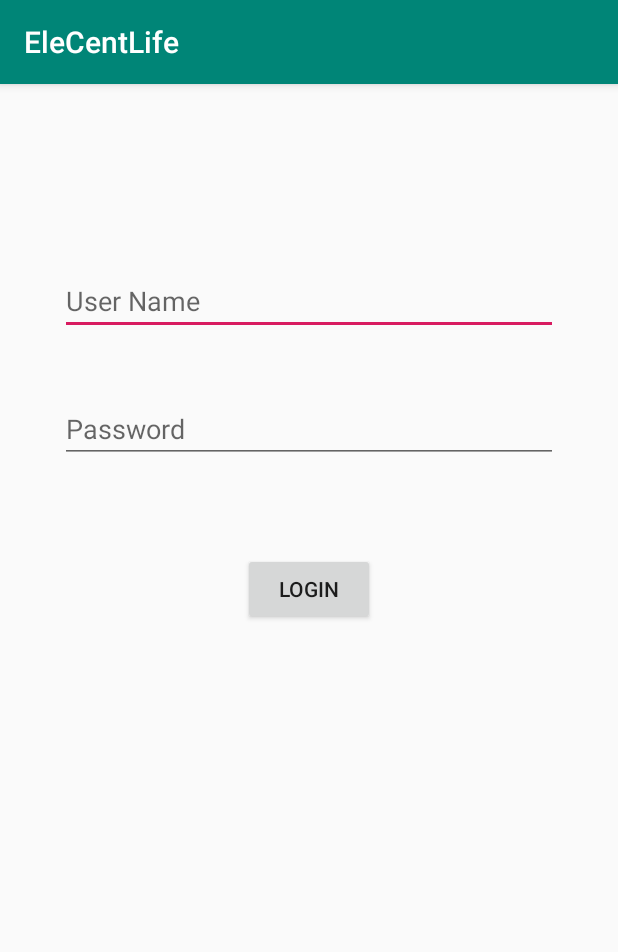
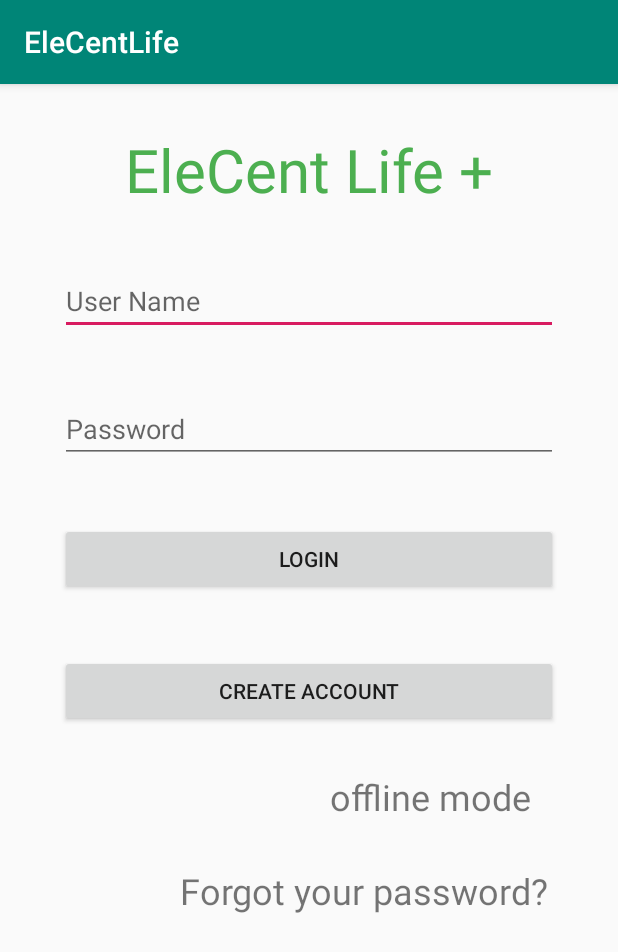
Before and after one commit to Quanglt12/EleCentLife-, an Android app: the screen it shows after launch (Login), on a phone screen of 412 x 824 dp. Shown: the top 952 px of the screen. Run offline under Robolectric (Android 15) with nearby library versions, the phone set to English and light mode, and no system bars.

Commit message:
New version with login function as main activity

```diff
--- a/app/src/main/java/com/example/elecentlife/FriendListAdapter.java
+++ b/app/src/main/java/com/example/elecentlife/FriendListAdapter.java
@@ -12,7 +12,7 @@ import java.util.List;
 public class FriendListAdapter extends BaseAdapter {
 
     private Context context;
-    private int Layout;
+    private int Layout; //layout save like an integer
     private List<friend> friendList;
 
     public FriendListAdapter(Context context, int layout, List<friend> friendList) {
--- a/app/src/main/java/com/example/elecentlife/Login.java
+++ b/app/src/main/java/com/example/elecentlife/Login.java
@@ -2,11 +2,13 @@ package com.example.elecentlife;
 
 import androidx.appcompat.app.AppCompatActivity;
 
+import android.app.Dialog;
 import android.content.Intent;
 import android.os.Bundle;
 import android.view.View;
 import android.widget.Button;
 import android.widget.EditText;
+import android.widget.TextView;
 import android.widget.Toast;
 
 public class Login extends AppCompatActivity {
@@ -14,15 +16,21 @@ public class Login extends AppCompatActivity {
     private EditText username;
     private EditText Password;
     private Button btnlogin;
+    private Button btncreate;
+    private TextView offline;
+    private String newname,newpass;
+
 
     @Override
     protected void onCreate(Bundle savedInstanceState) {
         super.onCreate(savedInstanceState);
         setContentView(R.layout.activity_login);
 
-        username = (EditText) findViewById(R.id.Useridtext);
-        Password = (EditText) findViewById(R.id.passwordtext);
-        btnlogin = (Button) findViewById(R.id.buttonlogin);
+        username    = (EditText)    findViewById(R.id.Useridtext);
+        Password    = (EditText)    findViewById(R.id.passwordtext);
+        btnlogin    = (Button)      findViewById(R.id.buttonlogin);
+        btncreate   = (Button)      findViewById(R.id.buttoncreateA);
+        offline     = (TextView)    findViewById(R.id.offline);
 
         btnlogin.setOnClickListener(new View.OnClickListener() {
             @Override
@@ -31,6 +39,53 @@ public class Login extends AppCompatActivity {
                 String pass= Password.getText()+"";
 
                 validate(name,pass);
+            }
+        });
+        //set Create account dialog
+        btncreate.setOnClickListener(new View.OnClickListener() {
+            @Override
+            public void onClick(View view) {
+                //create new dialog for craete button
+                final Dialog dialog = new Dialog(Login.this);
+                dialog.setTitle(" ");
+                dialog.setCancelable(false);
+                dialog.setContentView(R.layout.dialogact);
+                //declare for new user name id,pass user enter
+
+                final EditText edtname = (EditText) dialog.findViewById(R.id.edtNewAcount);
+                final EditText edtpass = (EditText) dialog.findViewById(R.id.edtNewPass);
+                Button cancel = (Button) dialog.findViewById(R.id.cancel);
+                Button create = (Button) dialog.findViewById(R.id.create);
+
+                create.setOnClickListener(new View.OnClickListener() {
+                    @Override
+                    public void onClick(View view) {
+                        newname = edtname.getText().toString().trim(); //trim mean get space
+                        newpass = edtpass.getText().toString().trim();
+
+                        dialog.cancel();
+                    }
+                });
+
+                cancel.setOnClickListener(new View.OnClickListener() {
+                    @Override
+                    public void onClick(View view) {
+                        dialog.cancel();
+                    }
+                });
+                dialog.show();
+            }
+        });
+
+
+
+
+        //set the offline mode go though without login
+        offline.setOnClickListener(new View.OnClickListener() {
+            @Override
+            public void onClick(View view) {
+                Intent intent = new Intent(Login.this, MainActivity.class);
+                startActivity(intent);
             }
         });
 
@@ -43,6 +98,11 @@ public class Login extends AppCompatActivity {
             Intent intent = new Intent(Login.this, MainActivity.class);
             startActivity(intent);
         }
+        else if((username.equals(newname)) && (userPassword.equals(newpass)))
+        {
+            Intent intent = new Intent(Login.this, MainActivity.class);
+            startActivity(intent);
+        }
         else
         {
             Toast toast = Toast.makeText(getApplicationContext(),"Incorrect Password or User name",Toast.LENGTH_SHORT);
--- a/app/src/main/res/layout/activity_login.xml
+++ b/app/src/main/res/layout/activity_login.xml
@@ -20,11 +20,14 @@
 
     <Button
         android:id="@+id/buttonlogin"
-        android:layout_width="wrap_content"
+        android:layout_width="103dp"
         android:layout_height="wrap_content"
         android:layout_below="@+id/passwordtext"
-        android:layout_centerHorizontal="true"
-        android:layout_marginTop="60dp"
+        android:layout_alignParentStart="true"
+        android:layout_alignParentEnd="true"
+        android:layout_marginStart="40dp"
+        android:layout_marginTop="40dp"
+        android:layout_marginEnd="40dp"
         android:text="Login" />
 
     <EditText
@@ -40,4 +43,57 @@
         android:ems="10"
         android:hint="Password"
         android:inputType="textPassword" />
+
+    <Button
+        android:id="@+id/buttoncreateA"
+        android:layout_width="wrap_content"
+        android:layout_height="wrap_content"
+        android:layout_below="@+id/buttonlogin"
+        android:layout_alignParentStart="true"
+        android:layout_alignParentEnd="true"
+        android:layout_marginStart="40dp"
+        android:layout_marginTop="40dp"
+        android:layout_marginEnd="40dp"
+        android:text="Create Account" />
+
+    <TextView
+        android:layout_width="195dp"
+        android:layout_height="wrap_content"
+        android:layout_alignParentStart="true"
+        android:layout_alignParentTop="true"
+        android:layout_alignParentEnd="true"
+        android:layout_marginTop="30dp"
+        android:text="EleCent Life +"
+        android:gravity="center"
+        android:textSize="40dp"
+        android:textColor="#4CAF50" />
+
+    <TextView
+        android:id="@+id/offline"
+        android:textSize="24dp"
+        android:layout_width="wrap_content"
+        android:layout_height="wrap_content"
+        android:layout_below="@+id/buttoncreateA"
+        android:layout_alignParentStart="true"
+        android:layout_alignParentEnd="true"
+        android:layout_marginStart="220dp"
+        android:layout_marginTop="30dp"
+        android:layout_marginEnd="40dp"
+        android:text="offline mode"
+        android:onClick="onClick"
+        android:clickable="true" />
+
+    <TextView
+        android:id="@+id/forgotpass"
+        android:textSize="24dp"
+        android:layout_width="wrap_content"
+        android:layout_height="wrap_content"
+        android:layout_below="@+id/offline"
+        android:layout_alignParentStart="true"
+        android:layout_alignParentEnd="true"
+        android:layout_marginStart="120dp"
+        android:layout_marginTop="30dp"
+        android:layout_marginEnd="40dp"
+        android:text="Forgot your password?"
+        />
 </RelativeLayout>
```
